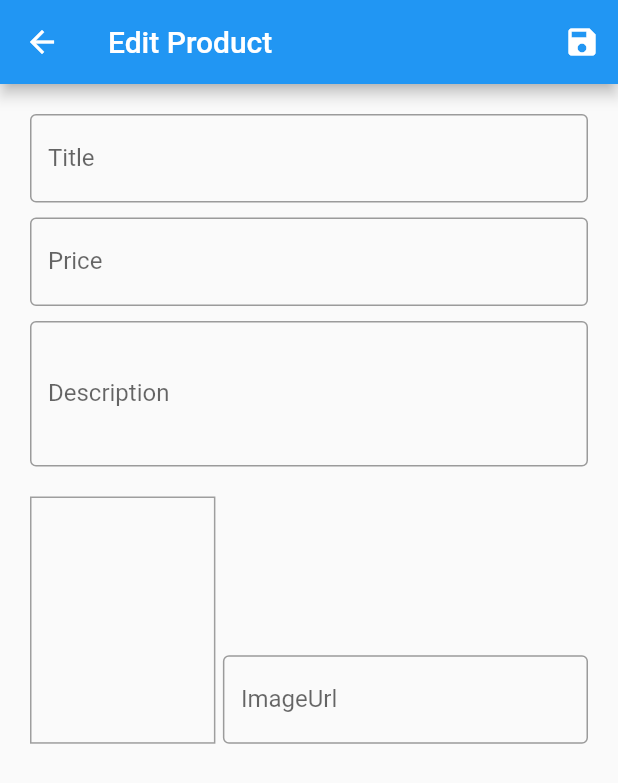
After one commit to WYMoe/shop, a Flutter app: the EditProductScreen screen opened by its route, on a phone screen of 412 x 824 dp. The commit adds this screen. Shown: the top 783 px of the screen. Run offline on Flutter 3.47's test engine with Material 2 defaults, Android fonts, the phone set to English and light mode, and no system bars; network calls fail.

Commit message:
added edit product screen

```diff
--- a/lib/main.dart
+++ b/lib/main.dart
@@ -3,6 +3,7 @@ import 'package:provider/provider.dart';
 import 'package:shop/providers/cart.dart';
 import 'package:shop/providers/orders.dart';
 import 'package:shop/screens/cart_screen.dart';
+import 'package:shop/screens/edit_product_screen.dart';
 import 'package:shop/screens/orders_screen.dart';
 import 'package:shop/screens/product_manage_screen.dart';
 import 'package:shop/screens/products_overview_screen.dart';
@@ -38,7 +39,8 @@ class MyApp extends StatelessWidget {
           ProductDetailScreen.routeName: (context) => ProductDetailScreen(),
           CartScreen.routeName: (context) => CartScreen(),
           OrderScreen.routeName:(context) =>OrderScreen(),
-          ProductManageScreen.routeName:(context) => ProductManageScreen()
+          ProductManageScreen.routeName:(context) => ProductManageScreen(),
+          EditProductScreen.routeName:(context) => EditProductScreen()
         },
       ),
     );
--- a/lib/providers/product.dart
+++ b/lib/providers/product.dart
@@ -11,6 +11,10 @@ class Product with ChangeNotifier{
   Product({this.id, this.title, this.description, this.price, this.imageUrl,
       this.isFavourite = false});
 
+
+
+
+
   void toggleFavourite(){
     isFavourite = !isFavourite;
     notifyListeners();
--- /dev/null
+++ b/lib/screens/edit_product_screen.dart
@@ -0,0 +1,210 @@
+import 'package:flutter/material.dart';
+import 'package:shop/providers/product.dart';
+
+class EditProductScreen extends StatefulWidget {
+  static const routeName = '/edit_product_screen';
+
+  @override
+  _EditProductScreenState createState() => _EditProductScreenState();
+}
+
+class _EditProductScreenState extends State<EditProductScreen> {
+
+
+  FocusNode _priceFocus;
+
+  FocusNode _descriptionFocus;
+
+  FocusNode _urlFocus;
+
+  TextEditingController _urlController = TextEditingController();
+
+  final _formKey = GlobalKey<FormState>();
+  var productToSubmit = WillSubmitProduct();
+
+
+
+
+  void _saveForm(){
+      _formKey.currentState.save();
+      Product product = Product(
+        id: productToSubmit.title,
+        price: productToSubmit.price,
+        title: productToSubmit.title,
+        imageUrl: productToSubmit.imageUrl,
+        description: productToSubmit.description,
+        isFavourite: productToSubmit.isFavourite
+      );
+      print(product.title);
+
+  }
+
+
+  @override
+  void initState() {
+    // TODO: implement initState
+
+    _priceFocus = FocusNode();
+    _descriptionFocus = FocusNode();
+    _urlFocus = FocusNode();
+    _urlFocus.addListener(() {
+
+      if(!_urlFocus.hasFocus){
+        setState(() {
+
+        });
+      }
+
+    });
+    super.initState();
+
+  }
+
+  @override
+  void dispose() {
+    // TODO: implement dispose
+    _priceFocus.dispose();
+    _descriptionFocus.dispose();
+    _urlFocus.dispose();
+    _urlController.dispose();
+    _urlFocus.removeListener(() {
+
+    });
+
+    super.dispose();
+  }
+  @override
+  Widget build(BuildContext context) {
+    return Scaffold(
+      appBar: AppBar(
+        title: Text('Edit Product'),
+        actions: [
+          IconButton(
+            icon: Icon((Icons.save)),
+            onPressed: (){
+              _saveForm();
+            },
+          )
+        ],
+      ),
+      body: Padding(
+        padding: const EdgeInsets.all(20.0),
+        child: Form(
+            key: _formKey,
+            child: ListView(
+          children: [
+            TextFormField(
+              decoration: InputDecoration(
+                  labelText: 'Title', border: OutlineInputBorder(),
+
+              ),
+              textInputAction: TextInputAction.next,
+              onFieldSubmitted: (_){
+                _priceFocus.requestFocus();
+
+              },
+
+              onSaved: (title) {
+                productToSubmit.title = title;
+
+
+
+              },
+
+
+            ),
+            SizedBox(
+              height: 10.0,
+            ),
+            TextFormField(
+              decoration: InputDecoration(
+                  labelText: 'Price', border: OutlineInputBorder(),
+              ),
+              focusNode: _priceFocus,
+              textInputAction: TextInputAction.next,
+              keyboardType: TextInputType.number,
+              onFieldSubmitted: (_){
+                _descriptionFocus.requestFocus();
+              },
+              onSaved: (price){
+                productToSubmit.price = double.parse(price);
+
+
+              },
+            ),
+            SizedBox(
+              height: 10.0,
+            ),
+            TextFormField(
+              decoration: InputDecoration(
+                  labelText: 'Description', border: OutlineInputBorder()),
+              focusNode: _descriptionFocus,
+              maxLines: 3,
+              keyboardType: TextInputType.multiline,
+              onFieldSubmitted: (_){
+                _urlFocus.requestFocus();
+
+              },
+
+              onSaved: (des){
+                productToSubmit.description = des;
+              },
+            ),
+            SizedBox(
+              height: 20.0,
+            ),
+            Row(
+              crossAxisAlignment: CrossAxisAlignment.end,
+              children: [
+                Container(
+                  width: MediaQuery.of(context).size.width*0.3,
+                  height: MediaQuery.of(context).size.height*0.2,
+
+                  decoration: BoxDecoration(
+                    border: Border.all(
+                      color: Colors.grey
+                    )
+                  ),
+                  child: _urlController.text.isEmpty?null:FittedBox(
+                    child: Image.network(_urlController.text),
+                    fit: BoxFit.cover,
+                  ),
+                ),
+                SizedBox(
+                  width: 5.0,
+                ),
+                Expanded(
+                  child: TextFormField(
+                    decoration: InputDecoration(
+                        labelText: 'ImageUrl', border: OutlineInputBorder()
+
+                    ),
+                    focusNode: _urlFocus,
+                    controller: _urlController,
+                    onSaved: (url){
+                      productToSubmit.imageUrl = url;
+                    },
+
+                  ),
+                ),
+
+              ],
+            )
+          ],
+        )),
+      ),
+    );
+  }
+}
+
+class WillSubmitProduct{
+   String id;
+   String title;
+   String description;
+   double price;
+   String imageUrl;
+  bool isFavourite;
+
+  WillSubmitProduct({this.id, this.title, this.description, this.price, this.imageUrl,
+    this.isFavourite = false});
+}
--- a/lib/screens/product_manage_screen.dart
+++ b/lib/screens/product_manage_screen.dart
@@ -5,6 +5,7 @@ import 'package:flutter/material.dart';
 import 'package:provider/provider.dart';
 import 'package:shop/providers/product.dart';
 import 'package:shop/providers/products_provider.dart';
+import 'package:shop/screens/edit_product_screen.dart';
 import 'package:shop/widgets/app_drawer.dart';
 
 class ProductManageScreen extends StatelessWidget {
@@ -20,6 +21,7 @@ class ProductManageScreen extends StatelessWidget {
           IconButton(
             icon: Icon(Icons.add),
             onPressed: (){
+              Navigator.of(context).pushNamed(EditProductScreen.routeName);
 
             },
           )
--- a/lib/widgets/product_item.dart
+++ b/lib/widgets/product_item.dart
@@ -12,7 +12,7 @@ class ProductItem extends StatelessWidget {
     final product = Provider.of<Product>(context, listen: false);
     final cartItem = Provider.of<Cart>(context, listen: false);
 
-    print('listening');
+
 
 
     return ClipRRect(
@@ -37,7 +37,7 @@ class ProductItem extends StatelessWidget {
           backgroundColor: Colors.black54,
           leading: Consumer<Product>(
             builder: (context, product, child) {
-              print('listening_consumer');
+
               return IconButton(
                   icon: Icon(product.isFavourite
                       ? Icons.favorite
```
